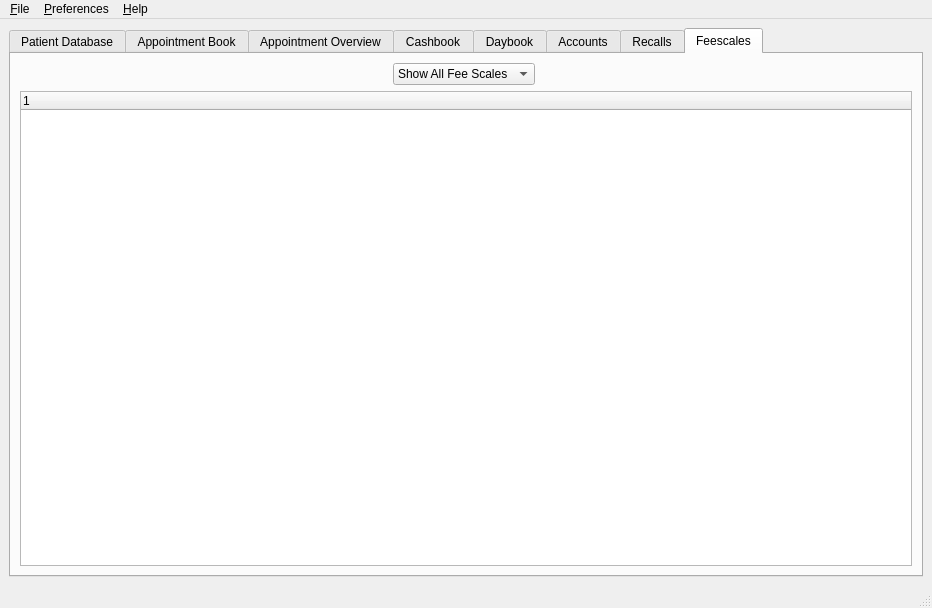
rowinggolfer/openmolar1, file qt-designer/main.ui: the form before one commit.
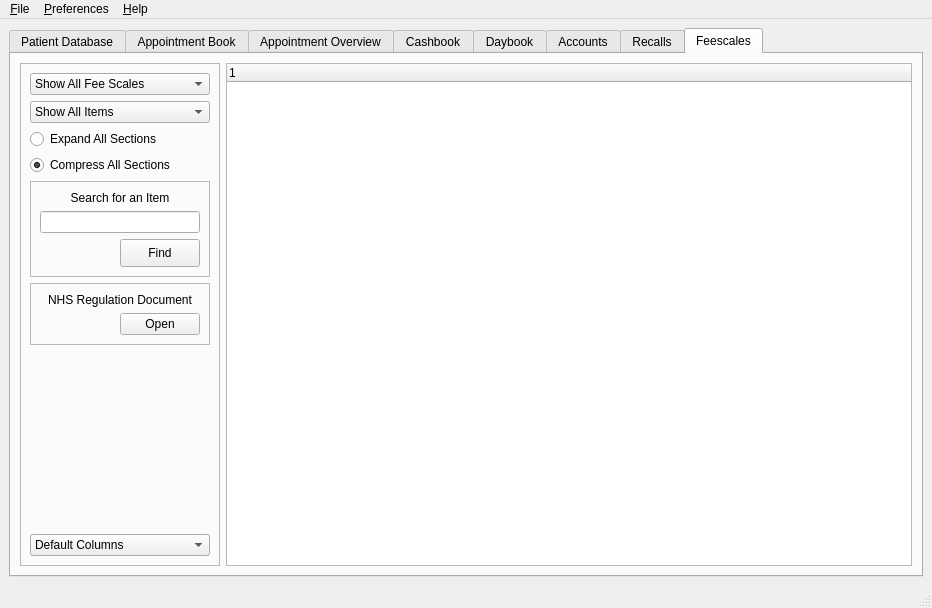
The form after the commit. The open tabs and pages were chosen to show the change. Icons and pictures are not drawn.

```diff
--- a/qt-designer/main.ui
+++ b/qt-designer/main.ui
@@ -4768,54 +4768,252 @@
        <attribute name="title" >
         <string>Feescales</string>
        </attribute>
-       <layout class="QGridLayout" name="gridLayout_19" >
-        <item row="0" column="0" >
-         <spacer name="horizontalSpacer_2" >
-          <property name="orientation" >
-           <enum>Qt::Horizontal</enum>
+       <layout class="QHBoxLayout" name="horizontalLayout_17" >
+        <item>
+         <widget class="QFrame" name="frame_5" >
+          <property name="minimumSize" >
+           <size>
+            <width>180</width>
+            <height>0</height>
+           </size>
           </property>
-          <property name="sizeHint" stdset="0" >
+          <property name="maximumSize" >
            <size>
-            <width>385</width>
-            <height>20</height>
+            <width>200</width>
+            <height>16777215</height>
            </size>
           </property>
-         </spacer>
-        </item>
-        <item row="0" column="1" >
-         <widget class="QComboBox" name="chooseFeescale_comboBox" >
-          <item>
-           <property name="text" >
-            <string>Show All Fee Scales</string>
-           </property>
-          </item>
-          <item>
-           <property name="text" >
-            <string>Private FeeScale</string>
-           </property>
-          </item>
-          <item>
-           <property name="text" >
-            <string>NHS FeeScale 2008</string>
-           </property>
-          </item>
+          <property name="frameShape" >
+           <enum>QFrame::StyledPanel</enum>
+          </property>
+          <property name="frameShadow" >
+           <enum>QFrame::Raised</enum>
+          </property>
+          <layout class="QVBoxLayout" name="verticalLayout_10" >
+           <item>
+            <widget class="QComboBox" name="chooseFeescale_comboBox" >
+             <item>
+              <property name="text" >
+               <string>Show All Fee Scales</string>
+              </property>
+             </item>
+             <item>
+              <property name="text" >
+               <string>Private FeeScale</string>
+              </property>
+             </item>
+             <item>
+              <property name="text" >
+               <string>NHS FeeScale 2008</string>
+              </property>
+             </item>
+            </widget>
+           </item>
+           <item>
+            <widget class="QComboBox" name="feeItems_comboBox" >
+             <item>
+              <property name="text" >
+               <string>Show All Items</string>
+              </property>
+             </item>
+             <item>
+              <property name="text" >
+               <string>Favourite Items Only</string>
+              </property>
+             </item>
+            </widget>
+           </item>
+           <item>
+            <widget class="QRadioButton" name="feeExpand_radioButton" >
+             <property name="text" >
+              <string>Expand All Sections</string>
+             </property>
+            </widget>
+           </item>
+           <item>
+            <widget class="QRadioButton" name="feeCompress_radioButton" >
+             <property name="text" >
+              <string>Compress All Sections</string>
+             </property>
+             <property name="checked" >
+              <bool>true</bool>
+             </property>
+            </widget>
+           </item>
+           <item>
+            <widget class="QFrame" name="frame_6" >
+             <property name="frameShape" >
+              <enum>QFrame::StyledPanel</enum>
+             </property>
+             <property name="frameShadow" >
+              <enum>QFrame::Raised</enum>
+             </property>
+             <layout class="QGridLayout" name="gridLayout_19" >
+              <item row="0" column="0" colspan="2" >
+               <widget class="QLabel" name="label_26" >
+                <property name="text" >
+                 <string>Search for an Item</string>
+                </property>
+                <property name="alignment" >
+                 <set>Qt::AlignCenter</set>
+                </property>
+               </widget>
+              </item>
+              <item row="1" column="0" colspan="2" >
+               <widget class="QLineEdit" name="feeSearch_lineEdit" />
+              </item>
+              <item row="2" column="0" >
+               <spacer name="horizontalSpacer_2" >
+                <property name="orientation" >
+                 <enum>Qt::Horizontal</enum>
+                </property>
+                <property name="sizeHint" stdset="0" >
+                 <size>
+                  <width>67</width>
+                  <height>20</height>
+                 </size>
+                </property>
+               </spacer>
+              </item>
+              <item row="2" column="1" >
+               <widget class="QPushButton" name="feeSearch_pushButton" >
+                <property name="sizePolicy" >
+                 <sizepolicy vsizetype="Preferred" hsizetype="Preferred" >
+                  <horstretch>0</horstretch>
+                  <verstretch>0</verstretch>
+                 </sizepolicy>
+                </property>
+                <property name="minimumSize" >
+                 <size>
+                  <width>80</width>
+                  <height>28</height>
+                 </size>
+                </property>
+                <property name="maximumSize" >
+                 <size>
+                  <width>70</width>
+                  <height>28</height>
+                 </size>
+                </property>
+                <property name="toolTip" >
+                 <string>Click on this Button to search for in patient in your database.</string>
+                </property>
+                <property name="text" >
+                 <string>Find</string>
+                </property>
+                <property name="icon" >
+                 <iconset resource="../resources/resources.qrc" >
+                  <normaloff>:/search.png</normaloff>:/search.png</iconset>
+                </property>
+                <property name="iconSize" >
+                 <size>
+                  <width>24</width>
+                  <height>24</height>
+                 </size>
+                </property>
+                <property name="shortcut" >
+                 <string>Ctrl+F</string>
+                </property>
+               </widget>
+              </item>
+             </layout>
+            </widget>
+           </item>
+           <item>
+            <widget class="QFrame" name="frame_7" >
+             <property name="frameShape" >
+              <enum>QFrame::StyledPanel</enum>
+             </property>
+             <property name="frameShadow" >
+              <enum>QFrame::Raised</enum>
+             </property>
+             <layout class="QGridLayout" name="gridLayout_29" >
+              <item row="0" column="0" colspan="2" >
+               <widget class="QLabel" name="label_27" >
+                <property name="text" >
+                 <string>NHS Regulation Document</string>
+                </property>
+                <property name="alignment" >
+                 <set>Qt::AlignCenter</set>
+                </property>
+                <property name="wordWrap" >
+                 <bool>true</bool>
+                </property>
+               </widget>
+              </item>
+              <item row="1" column="0" >
+               <spacer name="horizontalSpacer_10" >
+                <property name="orientation" >
+                 <enum>Qt::Horizontal</enum>
+                </property>
+                <property name="sizeHint" stdset="0" >
+                 <size>
+                  <width>72</width>
+                  <height>20</height>
+                 </size>
+                </property>
+               </spacer>
+              </item>
+              <item row="1" column="1" >
+               <widget class="QPushButton" name="nhsRegs_pushButton" >
+                <property name="toolTip" >
+                 <string>Open A PDF of the latest NHS Regulations</string>
+                </property>
+                <property name="text" >
+                 <string>Open</string>
+                </property>
+                <property name="icon" >
+                 <iconset resource="../resources/resources.qrc" >
+                  <normaloff>:/txt.png</normaloff>:/txt.png</iconset>
+                </property>
+               </widget>
+              </item>
+             </layout>
+            </widget>
+           </item>
+           <item>
+            <spacer name="verticalSpacer_3" >
+             <property name="orientation" >
+              <enum>Qt::Vertical</enum>
+             </property>
+             <property name="sizeHint" stdset="0" >
+              <size>
+               <width>20</width>
+               <height>162</height>
+              </size>
+             </property>
+            </spacer>
+           </item>
+           <item>
+            <widget class="QComboBox" name="feesColumn_comboBox" >
+             <item>
+              <property name="text" >
+               <string>Default Columns</string>
+              </property>
+             </item>
+             <item>
+              <property name="text" >
+               <string>Show Geek Column</string>
+              </property>
+             </item>
+             <item>
+              <property name="text" >
+               <string>All Columns</string>
+              </property>
+             </item>
+            </widget>
+           </item>
+          </layout>
          </widget>
         </item>
-        <item row="0" column="2" >
-         <spacer name="horizontalSpacer_10" >
-          <property name="orientation" >
-           <enum>Qt::Horizontal</enum>
-          </property>
-          <property name="sizeHint" stdset="0" >
-           <size>
-            <width>388</width>
-            <height>20</height>
-           </size>
-          </property>
-         </spacer>
-        </item>
-        <item row="1" column="0" colspan="3" >
+        <item>
          <widget class="QTreeWidget" name="fees_treeWidget" >
+          <property name="alternatingRowColors" >
+           <bool>false</bool>
+          </property>
+          <property name="animated" >
+           <bool>true</bool>
+          </property>
           <column>
            <property name="text" >
             <string>1</string>
```
Left out of the diff: 21 changed lines with no effect on the pictures.
